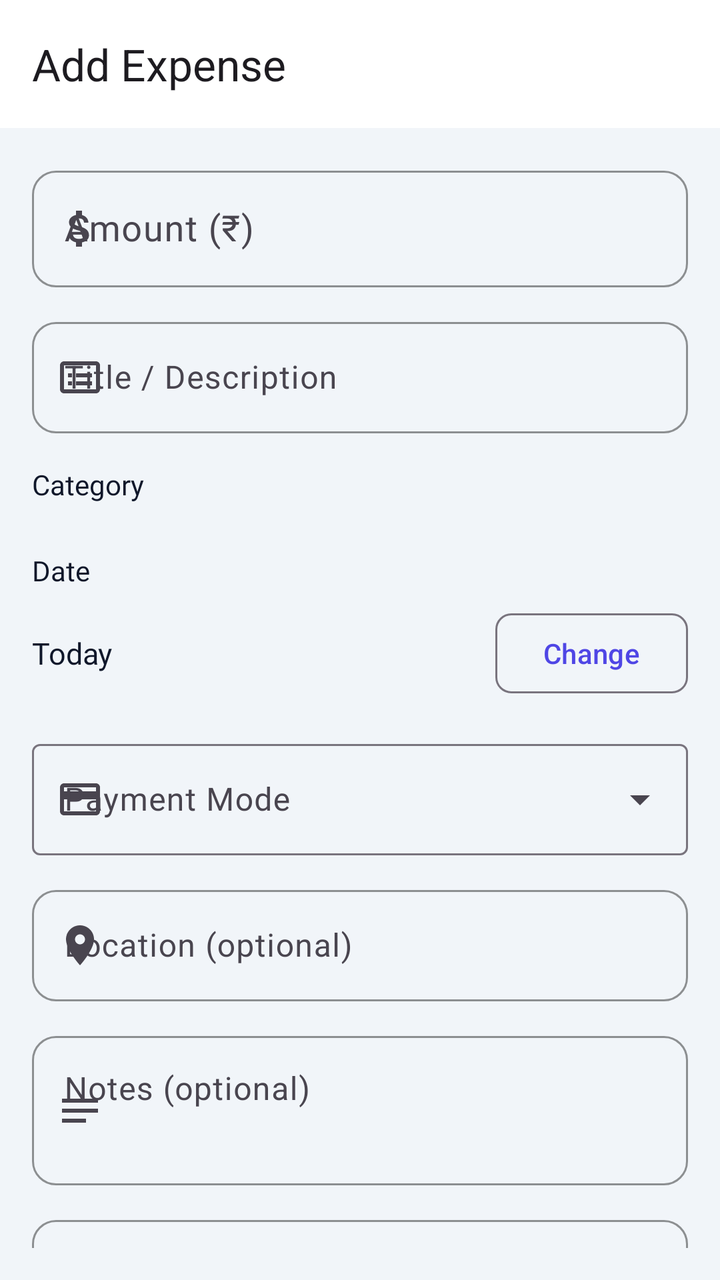
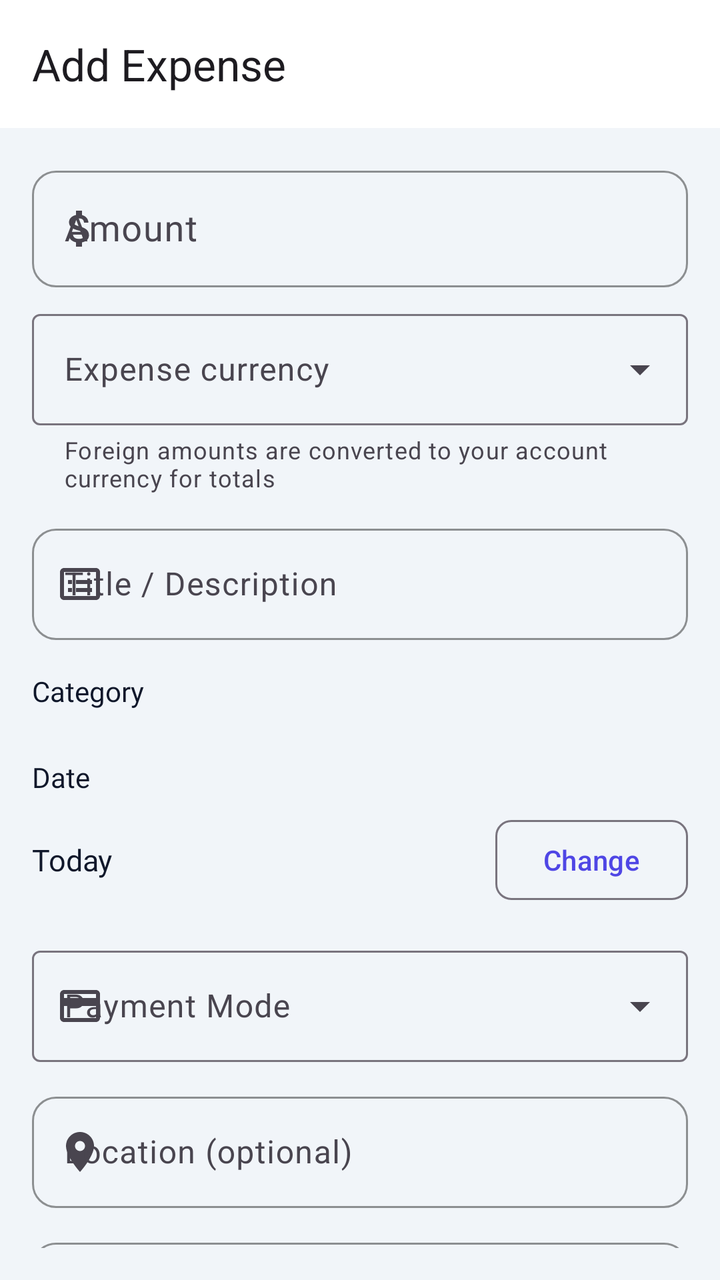

Compare the two renders of this Android layout. The source of the first and the diff that turns it into the second are given below.
<!-- AndroidManifest.xml: application theme Theme.SmartSpendAI -->
<!-- res/layout/activity_add_expense.xml -->
<?xml version="1.0" encoding="utf-8"?>
<androidx.coordinatorlayout.widget.CoordinatorLayout
    xmlns:android="http://schemas.android.com/apk/res/android"
    xmlns:app="http://schemas.android.com/apk/res-auto"
    android:layout_width="match_parent"
    android:layout_height="match_parent"
    android:background="?attr/android:colorBackground">

    <com.google.android.material.appbar.AppBarLayout
        android:layout_width="match_parent"
        android:layout_height="wrap_content"
        android:background="?attr/colorSurface"
        app:elevation="0dp">

        <com.google.android.material.appbar.MaterialToolbar
            android:id="@+id/toolbar"
            android:layout_width="match_parent"
            android:layout_height="?attr/actionBarSize"
            app:title="Add Expense"
            app:navigationIconTint="?attr/colorOnSurface" />
    </com.google.android.material.appbar.AppBarLayout>

    <androidx.core.widget.NestedScrollView
        android:layout_width="match_parent"
        android:layout_height="match_parent"
        app:layout_behavior="@string/appbar_scrolling_view_behavior"
        android:padding="16dp">

        <LinearLayout
            android:layout_width="match_parent"
            android:layout_height="wrap_content"
            android:orientation="vertical">

            
            <com.google.android.material.textfield.TextInputLayout
                android:id="@+id/til_amount"
                style="@style/SmartSpend.TextInput"
                android:layout_width="match_parent"
                android:layout_height="wrap_content"
                android:hint="@string/amount_hint"
                app:startIconDrawable="@drawable/ic_currency">

                <com.google.android.material.textfield.TextInputEditText
                    android:id="@+id/et_amount"
                    android:layout_width="match_parent"
                    android:layout_height="wrap_content"
                    android:inputType="numberDecimal"
                    android:textSize="18sp"
                    android:fontFamily="@font/poppins_semibold" />
            </com.google.android.material.textfield.TextInputLayout>

            
            <com.google.android.material.textfield.TextInputLayout
                android:id="@+id/til_title"
                style="@style/SmartSpend.TextInput"
                android:layout_width="match_parent"
                android:layout_height="wrap_content"
                android:hint="@string/title_hint"
                android:layout_marginTop="12dp"
                app:startIconDrawable="@drawable/ic_expense">

                <com.google.android.material.textfield.TextInputEditText
                    android:id="@+id/et_title"
                    android:layout_width="match_parent"
                    android:layout_height="wrap_content"
                    android:inputType="textCapSentences"
                    android:imeOptions="actionNext" />
            </com.google.android.material.textfield.TextInputLayout>

            
            <TextView
                android:layout_width="wrap_content"
                android:layout_height="wrap_content"
                android:text="Category"
                android:textSize="14sp"
                android:fontFamily="@font/poppins_semibold"
                android:textColor="?attr/colorOnSurface"
                android:layout_marginTop="16dp"
                android:layout_marginBottom="8dp" />

            <com.google.android.material.chip.ChipGroup
                android:id="@+id/chip_group_categories"
                android:layout_width="match_parent"
                android:layout_height="wrap_content"
                app:singleSelection="true" />

            
            <TextView
                android:layout_width="wrap_content"
                android:layout_height="wrap_content"
                android:text="Date"
                android:textSize="14sp"
                android:fontFamily="@font/poppins_semibold"
                android:textColor="?attr/colorOnSurface"
                android:layout_marginTop="16dp"
                android:layout_marginBottom="8dp" />

            <LinearLayout
                android:layout_width="match_parent"
                android:layout_height="wrap_content"
                android:orientation="horizontal"
                android:gravity="center_vertical">

                <TextView
                    android:id="@+id/tv_selected_date"
                    android:layout_width="0dp"
                    android:layout_height="wrap_content"
                    android:layout_weight="1"
                    android:text="Today"
                    android:textSize="15sp"
                    android:fontFamily="@font/poppins_medium"
                    android:textColor="?attr/colorOnSurface" />

                <com.google.android.material.button.MaterialButton
                    android:id="@+id/btn_select_date"
                    style="@style/Widget.Material3.Button.OutlinedButton"
                    android:layout_width="wrap_content"
                    android:layout_height="wrap_content"
                    android:text="Change"
                    app:cornerRadius="8dp" />
            </LinearLayout>

            
            <com.google.android.material.textfield.TextInputLayout
                android:id="@+id/til_payment_mode"
                style="@style/Widget.Material3.TextInputLayout.OutlinedBox.ExposedDropdownMenu"
                android:layout_width="match_parent"
                android:layout_height="wrap_content"
                android:hint="Payment Mode"
                android:layout_marginTop="16dp"
                app:startIconDrawable="@drawable/ic_payment">

                <AutoCompleteTextView
                    android:id="@+id/actv_payment_mode"
                    android:layout_width="match_parent"
                    android:layout_height="wrap_content"
                    android:focusable="false"
                    android:fontFamily="@font/poppins_regular" />
            </com.google.android.material.textfield.TextInputLayout>

            
            <com.google.android.material.textfield.TextInputLayout
                android:id="@+id/til_location"
                style="@style/SmartSpend.TextInput"
                android:layout_width="match_parent"
                android:layout_height="wrap_content"
                android:hint="@string/location_hint"
                android:layout_marginTop="12dp"
                app:startIconDrawable="@drawable/ic_location">

                <com.google.android.material.textfield.TextInputEditText
                    android:id="@+id/et_location"
                    android:layout_width="match_parent"
                    android:layout_height="wrap_content"
                    android:inputType="textCapSentences"
                    android:imeOptions="actionNext" />
            </com.google.android.material.textfield.TextInputLayout>

            
            <com.google.android.material.textfield.TextInputLayout
                android:id="@+id/til_notes"
                style="@style/SmartSpend.TextInput"
                android:layout_width="match_parent"
                android:layout_height="wrap_content"
                android:hint="@string/notes_hint"
                android:layout_marginTop="12dp"
                app:startIconDrawable="@drawable/ic_notes">

                <com.google.android.material.textfield.TextInputEditText
                    android:id="@+id/et_notes"
                    android:layout_width="match_parent"
                    android:layout_height="wrap_content"
                    android:inputType="textMultiLine|textCapSentences"
                    android:minLines="2"
                    android:maxLines="4"
                    android:gravity="top" />
            </com.google.android.material.textfield.TextInputLayout>

            
            <com.google.android.material.textfield.TextInputLayout
                android:id="@+id/til_tags"
                style="@style/SmartSpend.TextInput"
                android:layout_width="match_parent"
                android:layout_height="wrap_content"
                android:hint="@string/tags_hint"
                android:layout_marginTop="12dp"
                app:startIconDrawable="@drawable/ic_tag">

                <com.google.android.material.textfield.TextInputEditText
                    android:id="@+id/et_tags"
                    android:layout_width="match_parent"
                    android:layout_height="wrap_content"
                    android:inputType="text" />
            </com.google.android.material.textfield.TextInputLayout>

            
            <LinearLayout
                android:layout_width="match_parent"
                android:layout_height="wrap_content"
                android:orientation="horizontal"
                android:layout_marginTop="16dp">

                <com.google.android.material.button.MaterialButton
                    android:id="@+id/btn_scan_receipt"
                    style="@style/Widget.Material3.Button.OutlinedButton"
                    android:layout_width="0dp"
                    android:layout_height="48dp"
                    android:layout_weight="1"
                    android:text="Scan"
                    app:icon="@drawable/ic_scan"
                    app:cornerRadius="12dp"
                    android:layout_marginEnd="8dp" />

                <com.google.android.material.button.MaterialButton
                    android:id="@+id/btn_voice_input"
                    style="@style/Widget.Material3.Button.OutlinedButton"
                    android:layout_width="0dp"
                    android:layout_height="48dp"
                    android:layout_weight="1"
                    android:text="Voice"
                    app:icon="@drawable/ic_mic"
                    app:cornerRadius="12dp"
                    android:layout_marginStart="8dp" />
            </LinearLayout>

            
            <com.google.android.material.button.MaterialButton
                android:id="@+id/btn_save_expense"
                style="@style/SmartSpend.Button"
                android:layout_width="match_parent"
                android:layout_height="@dimen/button_height"
                android:text="Save Expense"
                android:layout_marginTop="20dp"
                android:layout_marginBottom="24dp" />

        </LinearLayout>
    </androidx.core.widget.NestedScrollView>

</androidx.coordinatorlayout.widget.CoordinatorLayout>
<!-- resources referenced by this layout -->
<resources>
  <dimen name="button_height">52dp</dimen>
  <!-- drawable ic_expense (drawable) -->
  <?xml version="1.0" encoding="utf-8"?>
  <vector xmlns:android="http://schemas.android.com/apk/res/android"
      android:width="24dp"
      android:height="24dp"
      android:viewportWidth="24"
      android:viewportHeight="24">
      <path
          android:fillColor="?attr/colorOnSurface"
          android:pathData="M20,4H4C2.9,4 2,4.9 2,6v12c0,1.1 0.9,2 2,2h16c1.1,0 2,-0.9 2,-2V6C22,4.9 21.1,4 20,4zM20,18H4V6h16V18zM6,10h2v2H6V10zM6,14h2v2H6V14zM10,10h8v2h-8V10zM10,14h8v2h-8V14z" />
  </vector>
  <!-- drawable ic_location (drawable) -->
  <?xml version="1.0" encoding="utf-8"?>
  <vector xmlns:android="http://schemas.android.com/apk/res/android"
      android:width="24dp" android:height="24dp"
      android:viewportWidth="24" android:viewportHeight="24">
      <path android:fillColor="@color/colorPrimary" android:pathData="M12,2C8.13,2 5,5.13 5,9c0,5.25 7,13 7,13s7,-7.75 7,-13C19,5.13 15.87,2 12,2zM12,11.5c-1.38,0 -2.5,-1.12 -2.5,-2.5s1.12,-2.5 2.5,-2.5 2.5,1.12 2.5,2.5 -1.12,2.5 -2.5,2.5z"/>
  </vector>
  <!-- drawable ic_mic (drawable) -->
  <?xml version="1.0" encoding="utf-8"?>
  <vector xmlns:android="http://schemas.android.com/apk/res/android"
      android:width="24dp" android:height="24dp"
      android:viewportWidth="24" android:viewportHeight="24">
      <path android:fillColor="?attr/colorOnSurface" android:pathData="M12,14c1.66,0 2.99,-1.34 2.99,-3L15,5c0,-1.66 -1.34,-3 -3,-3S9,3.34 9,5v6c0,1.66 1.34,3 3,3zM17.3,11c0,3 -2.54,5.1 -5.3,5.1S6.7,14 6.7,11H5c0,3.41 2.72,6.23 6,6.72V21h2v-3.28c3.28,-0.48 6,-3.3 6,-6.72h-1.7z"/>
  </vector>
  <!-- drawable ic_notes (drawable) -->
  <?xml version="1.0" encoding="utf-8"?>
  <vector xmlns:android="http://schemas.android.com/apk/res/android"
      android:width="24dp" android:height="24dp"
      android:viewportWidth="24" android:viewportHeight="24">
      <path android:fillColor="@color/colorPrimary" android:pathData="M21,11.01L3,11v2h18v-2zM3,16h12v2H3v-2zM21,6H3v2.01L21,8V6z"/>
  </vector>
  <!-- drawable ic_payment (drawable) -->
  <?xml version="1.0" encoding="utf-8"?>
  <vector xmlns:android="http://schemas.android.com/apk/res/android"
      android:width="24dp" android:height="24dp"
      android:viewportWidth="24" android:viewportHeight="24">
      <path android:fillColor="@color/colorPrimary" android:pathData="M20,4H4C2.9,4 2,4.9 2,6v12c0,1.1 0.9,2 2,2h16c1.1,0 2,-0.9 2,-2V6C22,4.9 21.1,4 20,4zM20,18H4v-6h16v6zM20,8H4V6h16v2z"/>
  </vector>
  <string name="amount_hint">Amount (₹)</string>
  <string name="location_hint">Location (optional)</string>
  <string name="notes_hint">Notes (optional)</string>
  <string name="tags_hint">Tags (comma separated)</string>
  <string name="title_hint">Title / Description</string>
  <style name="SmartSpend.Button" parent="Widget.Material3.Button">
          <item name="android:minHeight">52dp</item>
          <item name="cornerRadius">12dp</item>
          <item name="android:textSize">16sp</item>
          <item name="android:letterSpacing">0.02</item>
          <item name="android:fontFamily">@font/poppins_semibold</item>
      </style>
  <style name="SmartSpend.TextInput" parent="Widget.Material3.TextInputLayout.OutlinedBox">
          <item name="boxCornerRadiusTopStart">12dp</item>
          <item name="boxCornerRadiusTopEnd">12dp</item>
          <item name="boxCornerRadiusBottomStart">12dp</item>
          <item name="boxCornerRadiusBottomEnd">12dp</item>
          <item name="boxStrokeColor">@color/divider</item>
      </style>
  <color name="colorPrimary">#4F46E5</color>
  <color name="divider">#E2E8F0</color>
  <color name="colorPrimaryDark">#3730A3</color>
  <color name="colorOnPrimary">#FFFFFF</color>
  <color name="colorSecondary">#7C3AED</color>
  <color name="colorSurface">#FFFFFF</color>
  <color name="colorOnSurface">#0F172A</color>
  <color name="colorBackground">#F1F5F9</color>
  <!-- unchanged entries left out for length: 4 -->
</resources>

<!-- the commit's change to res/layout/activity_add_expense.xml (unified diff, before → after) -->
@@ -49,6 +49,23 @@
                     android:fontFamily="@font/poppins_semibold" />
             </com.google.android.material.textfield.TextInputLayout>
 
+
+            <com.google.android.material.textfield.TextInputLayout
+                android:id="@+id/til_expense_currency"
+                style="@style/Widget.Material3.TextInputLayout.OutlinedBox.ExposedDropdownMenu"
+                android:layout_width="match_parent"
+                android:layout_height="wrap_content"
+                android:layout_marginTop="8dp"
+                android:hint="Expense currency"
+                app:helperText="Foreign amounts are converted to your account currency for totals">
+
+                <AutoCompleteTextView
+                    android:id="@+id/actv_expense_currency"
+                    android:layout_width="match_parent"
+                    android:layout_height="wrap_content"
+                    android:inputType="textCapCharacters"
+                    android:completionThreshold="1" />
+            </com.google.android.material.textfield.TextInputLayout>
             
             <com.google.android.material.textfield.TextInputLayout
                 android:id="@+id/til_title"
<!-- resource entries referenced after the edit -->
@@ -40,7 +40,7 @@
       android:viewportWidth="24" android:viewportHeight="24">
       <path android:fillColor="@color/colorPrimary" android:pathData="M20,4H4C2.9,4 2,4.9 2,6v12c0,1.1 0.9,2 2,2h16c1.1,0 2,-0.9 2,-2V6C22,4.9 21.1,4 20,4zM20,18H4v-6h16v6zM20,8H4V6h16v2z"/>
   </vector>
-  <string name="amount_hint">Amount (₹)</string>
+  <string name="amount_hint">Amount</string>
   <string name="location_hint">Location (optional)</string>
   <string name="notes_hint">Notes (optional)</string>
   <string name="tags_hint">Tags (comma separated)</string>
